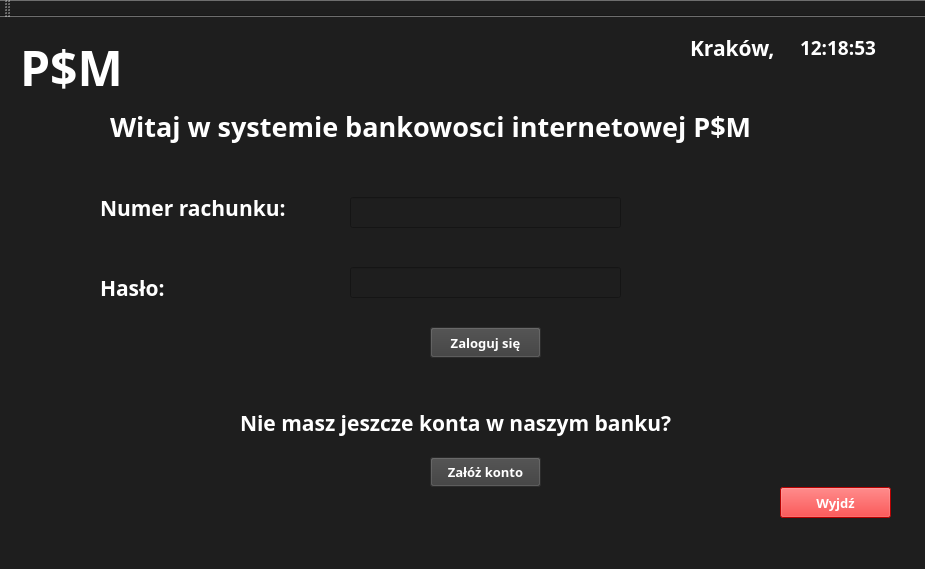
This is BankSoftware/BankSoftware/BankSoftware.ui in pSus365/BankSimulator as Qt 5 draws it before an edit. The edited form follows.
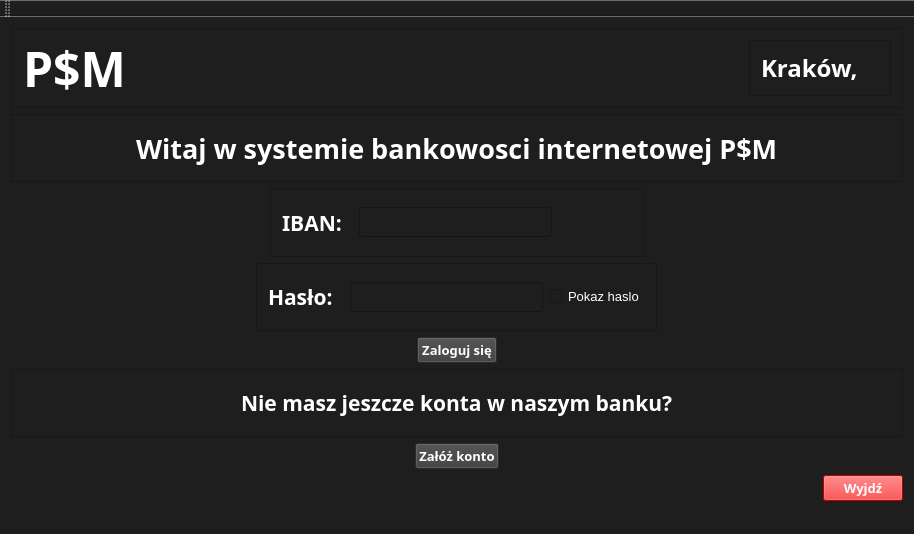
This is the edited form.

```diff
--- a/BankSoftware/BankSoftware/BankSoftware.ui
+++ b/BankSoftware/BankSoftware/BankSoftware.ui
@@ -6,8 +6,8 @@
    <rect>
     <x>0</x>
     <y>0</y>
-    <width>925</width>
-    <height>569</height>
+    <width>914</width>
+    <height>534</height>
    </rect>
   </property>
   <property name="windowTitle">
@@ -17,14 +17,152 @@
    <string notr="true">background-color: rgb(30, 30, 30);</string>
   </property>
   <widget class="QWidget" name="centralWidget">
+   <layout class="QVBoxLayout" name="verticalLayout">
+    <item>
+     <widget class="QFrame" name="frame_7">
+      <property name="sizePolicy">
+       <sizepolicy hsizetype="Expanding" vsizetype="Expanding">
+        <horstretch>0</horstretch>
+        <verstretch>0</verstretch>
+       </sizepolicy>
+      </property>
+      <property name="maximumSize">
+       <size>
+        <width>16777215</width>
+        <height>80</height>
+       </size>
+      </property>
+      <property name="frameShape">
+       <enum>QFrame::Shape::StyledPanel</enum>
+      </property>
+      <property name="frameShadow">
+       <enum>QFrame::Shadow::Raised</enum>
+      </property>
+      <layout class="QHBoxLayout" name="horizontalLayout_3">
+       <item>
+        <widget class="QLabel" name="time_display_3">
+         <property name="sizePolicy">
+          <sizepolicy hsizetype="Expanding" vsizetype="Expanding">
+           <horstretch>0</horstretch>
+           <verstretch>0</verstretch>
+          </sizepolicy>
+         </property>
+         <property name="maximumSize">
+          <size>
+           <width>300</width>
+           <height>16777215</height>
+          </size>
+         </property>
+         <property name="font">
+          <font>
+           <family>Arial Black</family>
+           <pointsize>36</pointsize>
+           <bold>true</bold>
+          </font>
+         </property>
+         <property name="styleSheet">
+          <string notr="true">color: rgb(255, 255, 255);</string>
+         </property>
+         <property name="text">
+          <string>P$M</string>
+         </property>
+        </widget>
+       </item>
+       <item alignment="Qt::AlignmentFlag::AlignRight">
+        <widget class="QFrame" name="frame_4">
+         <property name="maximumSize">
+          <size>
+           <width>16777215</width>
+           <height>80</height>
+          </size>
+         </property>
+         <property name="frameShape">
+          <enum>QFrame::Shape::StyledPanel</enum>
+         </property>
+         <property name="frameShadow">
+          <enum>QFrame::Shadow::Raised</enum>
+         </property>
+         <layout class="QHBoxLayout" name="horizontalLayout_4">
+          <item>
+           <widget class="QLabel" name="label_2">
+            <property name="maximumSize">
+             <size>
+              <width>120</width>
+              <height>16777215</height>
+             </size>
+            </property>
+            <property name="font">
+             <font>
+              <family>Arial Black</family>
+              <pointsize>18</pointsize>
+              <bold>true</bold>
+             </font>
+            </property>
+            <property name="styleSheet">
+             <string notr="true">color: rgb(255, 255, 255);</string>
+            </property>
+            <property name="text">
+             <string>Kraków,</string>
+            </property>
+           </widget>
+          </item>
+          <item>
+           <widget class="QLabel" name="time_display">
+            <property name="maximumSize">
+             <size>
+              <width>120</width>
+              <height>16777215</height>
+             </size>
+            </property>
+            <property name="font">
+             <font>
+              <family>Arial Black</family>
+              <pointsize>18</pointsize>
+              <bold>true</bold>
+             </font>
+            </property>
+            <property name="styleSheet">
+             <string notr="true">color: rgb(255, 255, 255);</string>
+            </property>
+            <property name="text">
+             <string/>
+            </property>
+           </widget>
+          </item>
+         </layout>
+        </widget>
+       </item>
+      </layout>
+     </widget>
+    </item>
+    <item>
+     <widget class="QFrame" name="frame_6">
+      <property name="sizePolicy">
+       <sizepolicy hsizetype="Expanding" vsizetype="Expanding">
+        <horstretch>0</horstretch>
+        <verstretch>0</verstretch>
+       </sizepolicy>
+      </property>
+      <property name="maximumSize">
+       <size>
+        <width>16777215</width>
+        <height>80</height>
+       </size>
+      </property>
+      <property name="frameShape">
+       <enum>QFrame::Shape::StyledPanel</enum>
+      </property>
+      <property name="frameShadow">
+       <enum>QFrame::Shadow::Raised</enum>
+      </property>
+      <layout class="QVBoxLayout" name="verticalLayout_3">
+       <item alignment="Qt::AlignmentFlag::AlignHCenter">
    <widget class="QLabel" name="label">
-    <property name="geometry">
-     <rect>
-      <x>110</x>
-      <y>70</y>
-      <width>741</width>
-      <height>78</height>
-     </rect>
+         <property name="sizePolicy">
+          <sizepolicy hsizetype="Expanding" vsizetype="Expanding">
+           <horstretch>0</horstretch>
+           <verstretch>0</verstretch>
+          </sizepolicy>
     </property>
     <property name="font">
      <font>
@@ -40,38 +178,33 @@
      <string>Witaj w systemie bankowosci internetowej P$M</string>
     </property>
    </widget>
-   <widget class="QLabel" name="label_4">
-    <property name="geometry">
-     <rect>
-      <x>100</x>
-      <y>250</y>
-      <width>201</width>
-      <height>41</height>
-     </rect>
-    </property>
-    <property name="font">
-     <font>
-      <family>Arial Black</family>
-      <pointsize>16</pointsize>
-      <bold>true</bold>
-     </font>
-    </property>
-    <property name="styleSheet">
-     <string notr="true">color: rgb(255, 255, 255);</string>
-    </property>
-    <property name="text">
-     <string>Hasło: </string>
-    </property>
-   </widget>
+       </item>
+      </layout>
+     </widget>
+    </item>
+    <item alignment="Qt::AlignmentFlag::AlignHCenter">
+     <widget class="QFrame" name="frame_3">
+      <property name="sizePolicy">
+       <sizepolicy hsizetype="Expanding" vsizetype="Expanding">
+        <horstretch>0</horstretch>
+        <verstretch>0</verstretch>
+       </sizepolicy>
+      </property>
+      <property name="maximumSize">
+       <size>
+        <width>16777215</width>
+        <height>80</height>
+       </size>
+      </property>
+      <property name="frameShape">
+       <enum>QFrame::Shape::StyledPanel</enum>
+      </property>
+      <property name="frameShadow">
+       <enum>QFrame::Shadow::Raised</enum>
+      </property>
+      <layout class="QHBoxLayout" name="horizontalLayout_2">
+       <item>
    <widget class="QLabel" name="label_3">
-    <property name="geometry">
-     <rect>
-      <x>100</x>
-      <y>170</y>
-      <width>211</width>
-      <height>41</height>
-     </rect>
-    </property>
     <property name="font">
      <font>
       <family>Arial Black</family>
@@ -83,18 +216,12 @@
      <string notr="true">color: rgb(255, 255, 255);</string>
     </property>
     <property name="text">
-     <string>Numer rachunku:</string>
-    </property>
-   </widget>
+          <string>IBAN:  </string>
+         </property>
+        </widget>
+       </item>
+       <item>
    <widget class="QLineEdit" name="line_edit_account_number">
-    <property name="geometry">
-     <rect>
-      <x>350</x>
-      <y>180</y>
-      <width>271</width>
-      <height>31</height>
-     </rect>
-    </property>
     <property name="font">
      <font>
       <family>Courier New</family>
@@ -109,15 +236,76 @@
      <string notr="true">color: rgb(255, 255, 255);</string>
     </property>
    </widget>
+       </item>
+       <item>
+        <spacer name="horizontalSpacer_2">
+         <property name="orientation">
+          <enum>Qt::Orientation::Horizontal</enum>
+         </property>
+         <property name="sizeHint" stdset="0">
+          <size>
+           <width>40</width>
+           <height>20</height>
+          </size>
+         </property>
+        </spacer>
+       </item>
+       <item>
+        <spacer name="horizontalSpacer">
+         <property name="orientation">
+          <enum>Qt::Orientation::Horizontal</enum>
+         </property>
+         <property name="sizeHint" stdset="0">
+          <size>
+           <width>40</width>
+           <height>20</height>
+          </size>
+         </property>
+        </spacer>
+       </item>
+      </layout>
+     </widget>
+    </item>
+    <item alignment="Qt::AlignmentFlag::AlignHCenter">
+     <widget class="QFrame" name="frame_2">
+      <property name="sizePolicy">
+       <sizepolicy hsizetype="Expanding" vsizetype="Expanding">
+        <horstretch>0</horstretch>
+        <verstretch>0</verstretch>
+       </sizepolicy>
+      </property>
+      <property name="maximumSize">
+       <size>
+        <width>16777215</width>
+        <height>80</height>
+       </size>
+      </property>
+      <property name="frameShape">
+       <enum>QFrame::Shape::StyledPanel</enum>
+      </property>
+      <property name="frameShadow">
+       <enum>QFrame::Shadow::Raised</enum>
+      </property>
+      <layout class="QHBoxLayout" name="horizontalLayout">
+       <item>
+        <widget class="QLabel" name="label_4">
+         <property name="font">
+          <font>
+           <family>Arial Black</family>
+           <pointsize>16</pointsize>
+           <bold>true</bold>
+          </font>
+         </property>
+         <property name="styleSheet">
+          <string notr="true">color: rgb(255, 255, 255);</string>
+         </property>
+         <property name="text">
+          <string>Hasło:  </string>
+         </property>
+        </widget>
+       </item>
+       <item alignment="Qt::AlignmentFlag::AlignHCenter|Qt::AlignmentFlag::AlignVCenter">
    <widget class="QLineEdit" name="line_edit_password">
-    <property name="geometry">
-     <rect>
-      <x>350</x>
-      <y>250</y>
-      <width>271</width>
-      <height>31</height>
-     </rect>
-    </property>
     <property name="font">
      <font>
       <family>Courier New</family>
@@ -132,14 +320,34 @@
      <enum>QLineEdit::EchoMode::Password</enum>
     </property>
    </widget>
+       </item>
+       <item alignment="Qt::AlignmentFlag::AlignHCenter|Qt::AlignmentFlag::AlignVCenter">
+        <widget class="QCheckBox" name="checkBox_password">
+         <property name="font">
+          <font>
+           <family>Segoe UI</family>
+           <pointsize>10</pointsize>
+           <bold>false</bold>
+          </font>
+         </property>
+         <property name="styleSheet">
+          <string notr="true">color: rgb(255, 255, 255);</string>
+         </property>
+         <property name="text">
+          <string>Pokaz haslo</string>
+         </property>
+        </widget>
+       </item>
+      </layout>
+     </widget>
+    </item>
+    <item alignment="Qt::AlignmentFlag::AlignHCenter">
    <widget class="QPushButton" name="log_button">
-    <property name="geometry">
-     <rect>
-      <x>430</x>
-      <y>310</y>
-      <width>111</width>
-      <height>31</height>
-     </rect>
+      <property name="maximumSize">
+       <size>
+        <width>100</width>
+        <height>30</height>
+       </size>
     </property>
     <property name="font">
      <font>
@@ -156,38 +364,29 @@
      <string>Zaloguj się</string>
     </property>
    </widget>
-   <widget class="QPushButton" name="exit_button">
-    <property name="geometry">
-     <rect>
-      <x>780</x>
-      <y>470</y>
-      <width>111</width>
-      <height>31</height>
-     </rect>
-    </property>
-    <property name="font">
-     <font>
-      <family>Arial Black</family>
-      <pointsize>10</pointsize>
-      <bold>true</bold>
-     </font>
-    </property>
-    <property name="styleSheet">
-     <string notr="true">background-color: rgb(255, 0, 0);
-color: rgb(255, 255, 255);</string>
-    </property>
-    <property name="text">
-     <string>Wyjdź</string>
-    </property>
-   </widget>
+    </item>
+    <item>
+     <widget class="QFrame" name="frame">
+      <property name="maximumSize">
+       <size>
+        <width>16777215</width>
+        <height>80</height>
+       </size>
+      </property>
+      <property name="frameShape">
+       <enum>QFrame::Shape::StyledPanel</enum>
+      </property>
+      <property name="frameShadow">
+       <enum>QFrame::Shadow::Raised</enum>
+      </property>
+      <layout class="QVBoxLayout" name="verticalLayout_2">
+       <item alignment="Qt::AlignmentFlag::AlignHCenter">
    <widget class="QLabel" name="label_5">
-    <property name="geometry">
-     <rect>
-      <x>240</x>
-      <y>390</y>
-      <width>491</width>
-      <height>31</height>
-     </rect>
+         <property name="sizePolicy">
+          <sizepolicy hsizetype="Expanding" vsizetype="Expanding">
+           <horstretch>0</horstretch>
+           <verstretch>0</verstretch>
+          </sizepolicy>
     </property>
     <property name="font">
      <font>
@@ -203,15 +402,12 @@
      <string>Nie masz jeszcze konta w naszym banku?</string>
     </property>
    </widget>
+       </item>
+      </layout>
+     </widget>
+    </item>
+    <item alignment="Qt::AlignmentFlag::AlignHCenter">
    <widget class="QPushButton" name="signup_button">
-    <property name="geometry">
-     <rect>
-      <x>430</x>
-      <y>440</y>
-      <width>111</width>
-      <height>30</height>
-     </rect>
-    </property>
     <property name="font">
      <font>
       <family>Arial Black</family>
@@ -227,75 +423,26 @@
      <string>Załóż konto</string>
     </property>
    </widget>
-   <widget class="QLabel" name="time_display">
-    <property name="geometry">
-     <rect>
-      <x>800</x>
-      <y>10</y>
-      <width>111</width>
-      <height>41</height>
-     </rect>
-    </property>
+    </item>
+    <item alignment="Qt::AlignmentFlag::AlignRight">
+     <widget class="QPushButton" name="exit_button">
     <property name="font">
      <font>
       <family>Arial Black</family>
-      <pointsize>14</pointsize>
+        <pointsize>10</pointsize>
       <bold>true</bold>
      </font>
     </property>
     <property name="styleSheet">
-     <string notr="true">color: rgb(255, 255, 255);</string>
+       <string notr="true">background-color: rgb(255, 0, 0);
+color: rgb(255, 255, 255);</string>
     </property>
     <property name="text">
-     <string>12:18:53</string>
-    </property>
-   </widget>
-   <widget class="QLabel" name="time_display_2">
-    <property name="geometry">
-     <rect>
-      <x>690</x>
-      <y>10</y>
-      <width>101</width>
-      <height>41</height>
-     </rect>
-    </property>
-    <property name="font">
-     <font>
-      <family>Arial Black</family>
-      <pointsize>16</pointsize>
-      <bold>true</bold>
-     </font>
-    </property>
-    <property name="styleSheet">
-     <string notr="true">color: rgb(255, 255, 255);</string>
-    </property>
-    <property name="text">
-     <string>Kraków,</string>
-    </property>
-   </widget>
-   <widget class="QLabel" name="time_display_3">
-    <property name="geometry">
-     <rect>
-      <x>20</x>
-      <y>20</y>
-      <width>131</width>
-      <height>61</height>
-     </rect>
-    </property>
-    <property name="font">
-     <font>
-      <family>Arial Black</family>
-      <pointsize>36</pointsize>
-      <bold>true</bold>
-     </font>
-    </property>
-    <property name="styleSheet">
-     <string notr="true">color: rgb(255, 255, 255);</string>
-    </property>
-    <property name="text">
-     <string>P$M</string>
-    </property>
-   </widget>
+       <string>Wyjdź</string>
+      </property>
+     </widget>
+    </item>
+   </layout>
   </widget>
   <widget class="QMenuBar" name="menuBar">
    <property name="geometry">
```
Left out of the diff: 34 changed lines with no effect on the pictures. Lines whose indentation alone changed are shown as unchanged.
